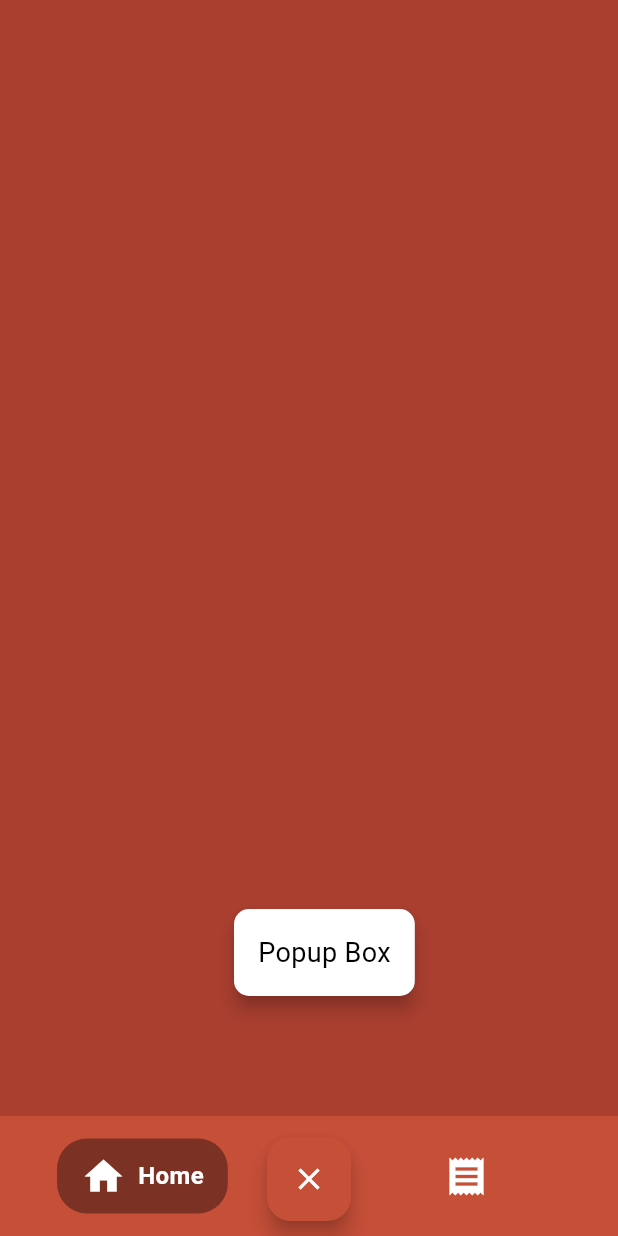
After one commit to gudluqqq/jastipgo, a Flutter app: the HomePage screen opened directly, scrolled down 453 dp, after a tap on the "add" icon, on a phone screen of 412 x 824 dp. The commit adds this screen. Run offline on Flutter 3.47's test engine with Material 3 defaults, Android fonts, the phone set to English and light mode, and no system bars; our stand-ins replace supabase_flutter; accounts and stored records are empty.

Commit message:
homepage sama navbar dah jadi

```diff
--- a/lib/main.dart
+++ b/lib/main.dart
@@ -1,12 +1,12 @@
 import 'package:flutter/material.dart';
+import 'package:jastipgo/pages/homepage.dart';
 import 'package:supabase_flutter/supabase_flutter.dart';
 import 'package:jastipgo/widget/appbackground.dart';
-import 'package:jastipgo/pages/intropage.dart';
 
-void main()  async{
-
+void main() async {
   await Supabase.initialize(
-    anonKey: "eyJhbGciOiJIUzI1NiIsInR5cCI6IkpXVCJ9.eyJpc3MiOiJzdXBhYmFzZSIsInJlZiI6InNudHBwb3Z3YWFkbXhxa3BlbmZwIiwicm9sZSI6ImFub24iLCJpYXQiOjE3NDExNjcxMzAsImV4cCI6MjA1Njc0MzEzMH0.yz_wSszQw53oa0OXSACjtQQ8pb8lCy9tjg8kh-jhv6M",
+    anonKey:
+        "eyJhbGciOiJIUzI1NiIsInR5cCI6IkpXVCJ9.eyJpc3MiOiJzdXBhYmFzZSIsInJlZiI6InNudHBwb3Z3YWFkbXhxa3BlbmZwIiwicm9sZSI6ImFub24iLCJpYXQiOjE3NDExNjcxMzAsImV4cCI6MjA1Njc0MzEzMH0.yz_wSszQw53oa0OXSACjtQQ8pb8lCy9tjg8kh-jhv6M",
     url: "https://sntppovwaadmxqkpenfp.supabase.co",
   );
 
@@ -14,15 +14,13 @@ void main()  async{
 }
 
 class MyApp extends StatelessWidget {
-  const MyApp({super.key}) ;
+  const MyApp({super.key});
 
   @override
-    Widget build(BuildContext context) {
+  Widget build(BuildContext context) {
     return MaterialApp(
       debugShowCheckedModeBanner: false,
-      home: Appbackground(
-        child: Intropage(),
-      ),
+      home: Appbackground(child: HomePage()),
     );
   }
 }
--- /dev/null
+++ b/lib/pages/homepage.dart
@@ -0,0 +1,181 @@
+import 'package:flutter/material.dart';
+import 'profile_page.dart';
+import 'package:jastipgo/widget/navbar.dart';
+
+class HomePage extends StatefulWidget {
+  const HomePage({super.key});
+
+  @override
+  _HomePageState createState() => _HomePageState();
+}
+
+class _HomePageState extends State<HomePage> {
+  final ScrollController _scrollController = ScrollController();
+  double _avatarSize = 60;
+  double _opacity = 1.0;
+  double _slideValue = 0.0;
+  int _selectedIndex = 0;
+  bool _isFabOpen = false;
+
+  @override
+  void initState() {
+    super.initState();
+    _scrollController.addListener(() {
+      if (_scrollController.hasClients) {
+        setState(() {
+          double offset = _scrollController.offset;
+          _avatarSize = (60 - (offset / 3)).clamp(0, 60);
+          _opacity = (1 - (offset / 100)).clamp(0, 1);
+          _slideValue = (-offset / 100).clamp(-1, 0);
+        });
+      }
+    });
+  }
+
+  void _toggleFab() {
+    setState(() {
+      _isFabOpen = !_isFabOpen;
+    });
+  }
+
+  void _onNavItemTapped(int index) {
+    setState(() {
+      _selectedIndex = index;
+    });
+  }
+
+  @override
+  Widget build(BuildContext context) {
+    return Scaffold(
+      body: Stack(
+        children: [
+          Container(
+            width: double.infinity,
+            height: double.infinity,
+            color: Color(0xFFC64F38),
+          ),
+          SingleChildScrollView(
+            controller: _scrollController,
+            child: Column(
+              children: [
+                SizedBox(height: MediaQuery.of(context).size.height * 0.18),
+                Container(
+                  width: double.infinity,
+                  decoration: BoxDecoration(
+                    color: Color(0xFFAA3F30),
+                    borderRadius: BorderRadius.only(
+                      topLeft: Radius.circular(30),
+                      topRight: Radius.circular(30),
+                    ),
+                  ),
+                  child: Column(
+                    children: [
+                      SizedBox(height: 20),
+                      Text(
+                        "Scrollable Content",
+                        style: TextStyle(color: Colors.white, fontSize: 20),
+                      ),
+                      SizedBox(height: 1000),
+                    ],
+                  ),
+                ),
+              ],
+            ),
+          ),
+          AnimatedPositioned(
+            duration: Duration(milliseconds: 200),
+            top: 50,
+            left: 20,
+            right: 20,
+            child: AnimatedOpacity(
+              duration: Duration(milliseconds: 200),
+              opacity: _opacity,
+              child: AnimatedSlide(
+                duration: Duration(milliseconds: 200),
+                offset: Offset(0, _slideValue),
+                child: Row(
+                  mainAxisAlignment: MainAxisAlignment.spaceBetween,
+                  children: [
+                    Column(
+                      crossAxisAlignment: CrossAxisAlignment.start,
+                      children: [
+                        Text(
+                          "Halo User",
+                          style: TextStyle(
+                            color: Colors.white,
+                            fontSize: 18,
+                            fontWeight: FontWeight.bold,
+                          ),
+                        ),
+                        Text(
+                          "Selamat datang di JastipGo",
+                          style: TextStyle(
+                            color: Colors.white,
+                            fontSize: 18,
+                            fontWeight: FontWeight.bold,
+                          ),
+                        ),
+                      ],
+                    ),
+                    GestureDetector(
+                      onTap: () {
+                        if (_opacity > 0) {
+                          Navigator.push(
+                            context,
+                            MaterialPageRoute(
+                              builder: (context) => ProfilePage(),
+                            ),
+                          );
+                        }
+                      },
+                      child: AnimatedContainer(
+                        duration: Duration(milliseconds: 200),
+                        width: _avatarSize,
+                        height: _avatarSize,
+                        decoration: BoxDecoration(
+                          shape: BoxShape.circle,
+                          color: Colors.white,
+                        ),
+                        child: Icon(
+                          Icons.person,
+                          color: Color(0xFFC64F38),
+                          size: _avatarSize * 0.6,
+                        ),
+                      ),
+                    ),
+                  ],
+                ),
+              ),
+            ),
+          ),
+          if (_isFabOpen)
+            Positioned(
+              bottom: 80,
+              left: MediaQuery.of(context).size.width / 2 - 50,
+              child: Material(
+                color: Colors.white,
+                elevation: 5,
+                borderRadius: BorderRadius.circular(10),
+                child: Padding(
+                  padding: const EdgeInsets.all(16.0),
+                  child: Text(
+                    "Popup Box",
+                    style: TextStyle(color: Colors.black, fontSize: 18),
+                  ),
+                ),
+              ),
+            ),
+        ],
+      ),
+      bottomNavigationBar: CustomNavbar(
+        selectedIndex: _selectedIndex,
+        onNavItemTapped: _onNavItemTapped,
+        onAddPressed: _toggleFab,
+      ),
+    );
+  }
+}
+
+void main() {
+  runApp(MaterialApp(home: HomePage(), debugShowCheckedModeBanner: false));
+}
--- /dev/null
+++ b/lib/widget/navbar.dart
@@ -0,0 +1,98 @@
+import 'package:flutter/material.dart';
+
+class CustomNavbar extends StatefulWidget {
+  final int selectedIndex;
+  final Function(int) onNavItemTapped;
+  final VoidCallback onAddPressed;
+
+  const CustomNavbar({
+    super.key,
+    required this.selectedIndex,
+    required this.onNavItemTapped,
+    required this.onAddPressed,
+  });
+
+  @override
+  _CustomNavbarState createState() => _CustomNavbarState();
+}
+
+class _CustomNavbarState extends State<CustomNavbar> {
+  bool _isFabOpen = false;
+
+  void _toggleFab() {
+    setState(() {
+      _isFabOpen = !_isFabOpen;
+    });
+    widget.onAddPressed();
+  }
+
+  @override
+  Widget build(BuildContext context) {
+    return Stack(
+      alignment: Alignment.bottomCenter,
+      children: [
+        BottomAppBar(
+          shape: CircularNotchedRectangle(),
+          color: Color(0xFFC64F38),
+          notchMargin: 6.0,
+          child: Row(
+            mainAxisAlignment: MainAxisAlignment.spaceAround,
+            children: [
+              _buildNavItem(Icons.home, "Home", 0),
+              SizedBox(width: 40), // Ruang untuk FAB
+              _buildNavItem(Icons.receipt, "Bill", 1),
+            ],
+          ),
+        ),
+        Positioned(
+          bottom: 10,
+          child: FloatingActionButton(
+            onPressed: _toggleFab,
+            backgroundColor: Color(0xFFC64F38),
+            child: Icon(
+              _isFabOpen ? Icons.close : Icons.add,
+              color: Colors.white,
+            ),
+          ),
+        ),
+      ],
+    );
+  }
+
+  Widget _buildNavItem(IconData icon, String text, int index) {
+    bool isActive = widget.selectedIndex == index;
+    return GestureDetector(
+      onTap: () {
+        widget.onNavItemTapped(index);
+      },
+      child: AnimatedContainer(
+        duration: Duration(milliseconds: 200),
+        padding: EdgeInsets.symmetric(vertical: 10, horizontal: 16),
+        decoration: BoxDecoration(
+          color: isActive ? Colors.black38 : Colors.transparent,
+          borderRadius: BorderRadius.circular(20),
+        ),
+        child: Row(
+          children: [
+            Icon(icon, color: Colors.white, size: 30),
+            AnimatedOpacity(
+              duration: Duration(milliseconds: 300),
+              opacity: isActive ? 1.0 : 0.0,
+              child: Padding(
+                padding: const EdgeInsets.only(left: 8.0),
+                child: Text(
+                  text,
+                  style: TextStyle(
+                    color: Colors.white,
+                    fontSize: 16,
+                    fontWeight: FontWeight.bold,
+                  ),
+                ),
+              ),
+            ),
+          ],
+        ),
+      ),
+    );
+  }
+}
```
Also changed, not shown: 1 other file.
